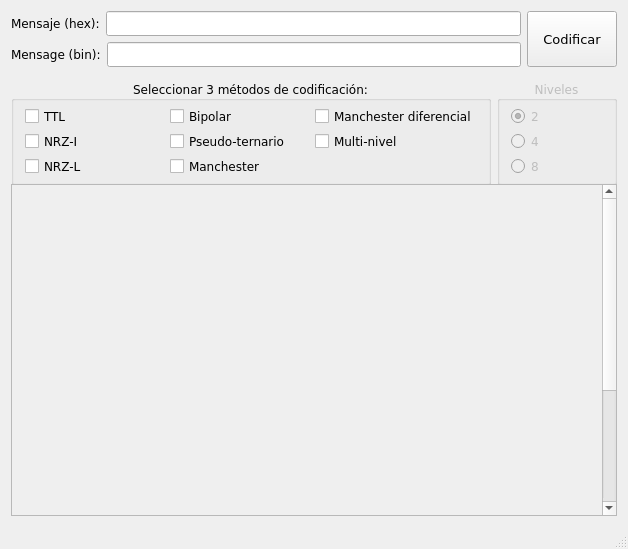
Old version of the form mainwindow.ui in the repository chrishenx/binary-encoding-practice.
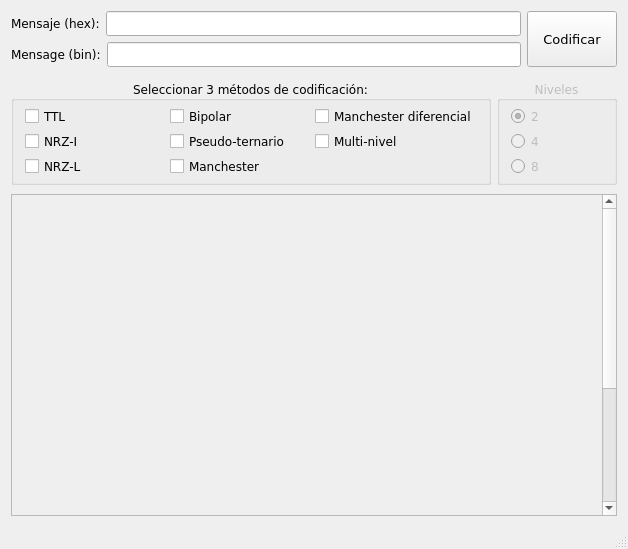
New version of the form. Custom widgets are drawn as their Qt base class.

Commit message: Android support partially added (Important issues with the user interactions)

What changed in the file:
```diff
--- a/mainwindow.ui
+++ b/mainwindow.ui
@@ -116,7 +116,7 @@
       <item>
        <widget class="QGroupBox" name="groupBox">
         <property name="sizePolicy">
-         <sizepolicy hsizetype="Preferred" vsizetype="Fixed">
+         <sizepolicy hsizetype="Preferred" vsizetype="Minimum">
           <horstretch>0</horstretch>
           <verstretch>0</verstretch>
          </sizepolicy>
@@ -377,6 +377,22 @@
       </item>
      </layout>
     </item>
+    <item>
+     <spacer name="verticalSpacer">
+      <property name="orientation">
+       <enum>Qt::Vertical</enum>
+      </property>
+      <property name="sizeType">
+       <enum>QSizePolicy::Fixed</enum>
+      </property>
+      <property name="sizeHint" stdset="0">
+       <size>
+        <width>20</width>
+        <height>10</height>
+       </size>
+      </property>
+     </spacer>
+    </item>
     <item>
      <widget class="QScrollArea" name="scrollArea_2">
       <property name="sizePolicy">
@@ -396,8 +412,8 @@
         <rect>
          <x>0</x>
          <y>0</y>
-         <width>587</width>
-         <height>534</height>
+         <width>591</width>
+         <height>516</height>
         </rect>
        </property>
        <layout class="QVBoxLayout" name="verticalLayout_3">
```
Left out of the diff: 2 changed lines with no effect on the pictures. The commit also changes 2 other files.
